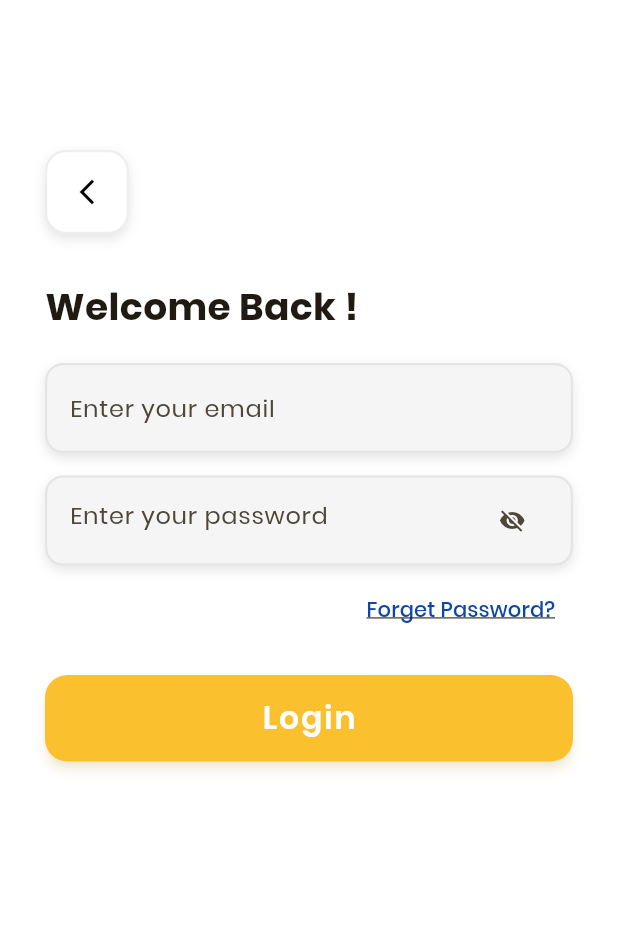
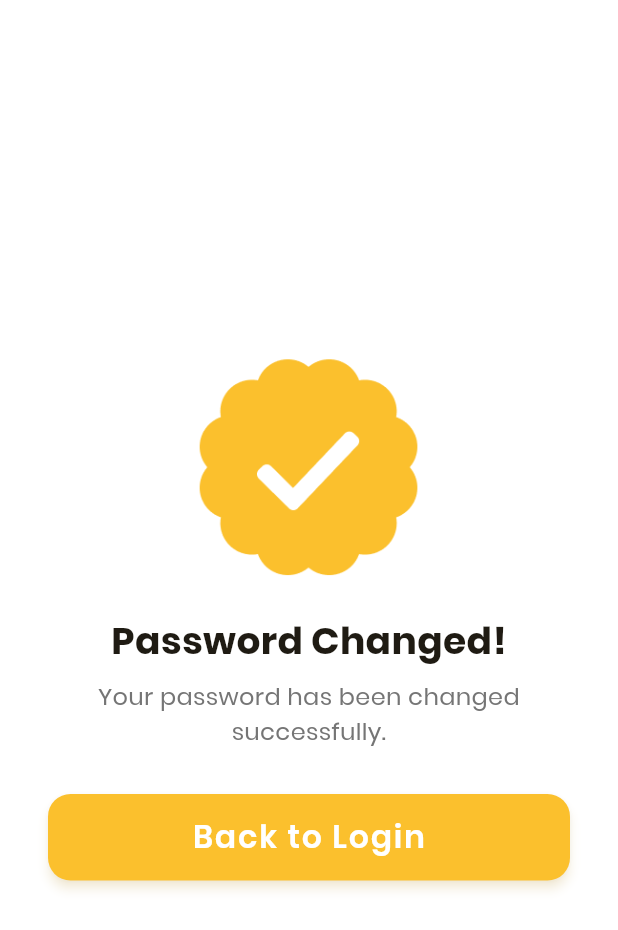
Before and after one commit to iamaymo/adati_mobile_app, a Flutter app: the LoginPage screen opened directly, after a tap on "Forget Password?", on a phone screen of 412 x 824 dp. Shown: the top 930 px of the screen. Run offline on Flutter 3.47's test engine with Material 3 defaults, Android fonts, the phone set to English and light mode, and no system bars.

Commit message:
finished login page

```diff
--- a/lib/pages/login_page.dart
+++ b/lib/pages/login_page.dart
@@ -3,6 +3,7 @@ import 'package:adati_mobile_app/components/my_button.dart';
 import 'package:adati_mobile_app/components/back_button.dart';
 import 'package:adati_mobile_app/components/h1_text.dart';
 import 'package:adati_mobile_app/components/my_textfield.dart';
+import 'package:adati_mobile_app/pages/password_changed_page.dart';
 import 'package:flutter/material.dart';
 
 class LoginPage extends StatefulWidget {
@@ -70,7 +71,14 @@ class _LoginPageState extends State<LoginPage> {
               Align(
                 alignment: Alignment.centerRight,
                 child: TextButton(
-                  onPressed: () {},
+                  onPressed: () {
+                    Navigator.push(
+                      context,
+                      MaterialPageRoute(
+                        builder: (context) => PasswordChangedPage(),
+                      ),
+                    );
+                  },
                   child: Text(
                     "Forget Password?",
                     style: TextStyle(
@@ -91,6 +99,35 @@ class _LoginPageState extends State<LoginPage> {
                 },
                 label: "Login",
               ),
+              SizedBox(height: 30),
+              Row(
+                mainAxisAlignment: MainAxisAlignment.center,
+                children: [
+                  Text(
+                    "Don't have an account? ",
+                    style: TextStyle(color: Colors.grey[800], fontSize: 16),
+                  ),
+                  TextButton(
+                    onPressed: () {
+                      // TODO: navigate to the registration page
+                    },
+                    style: ButtonStyle(
+                      padding: MaterialStateProperty.all(EdgeInsets.zero),
+                      minimumSize: MaterialStateProperty.all(Size(0, 0)),
+                      tapTargetSize: MaterialTapTargetSize.shrinkWrap,
+                      alignment: Alignment.centerLeft,
+                    ),
+                    child: Text(
+                      "Register Now",
+                      style: TextStyle(
+                        color: Colors.blue[900],
+                        decoration: TextDecoration.underline,
+                        fontSize: 16,
+                      ),
+                    ),
+                  ),
+                ],
+              ),
             ],
           ),
         ),
--- /dev/null
+++ b/lib/pages/password_changed_page.dart
@@ -0,0 +1,52 @@
+import 'package:adati_mobile_app/components/h1_text.dart';
+import 'package:flutter/material.dart';
+import '/components/my_button.dart';
+
+class PasswordChangedPage extends StatefulWidget {
+  const PasswordChangedPage({super.key});
+
+  @override
+  State<PasswordChangedPage> createState() => _PasswordChangedPageState();
+}
+
+class _PasswordChangedPageState extends State<PasswordChangedPage> {
+  @override
+  Widget build(BuildContext context) {
+    return Scaffold(
+      body: Center(
+        child: Padding(
+          padding: const EdgeInsets.symmetric(horizontal: 32.0),
+          child: Column(
+            mainAxisSize: MainAxisSize.min,
+            children: [
+              Image.asset(
+                "images/check.png",
+                height: MediaQuery.of(context).size.height * 0.18,
+                fit: BoxFit.contain,
+              ),
+              const SizedBox(height: 24),
+              H1Text(data: "Password Changed!"),
+              const SizedBox(height: 8),
+              Text(
+                "Your password has been changed\nsuccessfully.",
+                style: TextStyle(fontSize: 16, color: Colors.grey[600]),
+                textAlign: TextAlign.center,
+              ),
+              const SizedBox(height: 30),
+              SizedBox(
+                width: double.infinity,
+                child: MyButton(
+                  onPressed: () {
+                    // navigate back to login or pop
+                    Navigator.of(context).pop();
+                  },
+                  label: "Back to Login",
+                ),
+              ),
+            ],
+          ),
+        ),
+      ),
+    );
+  }
+}
```
Also changed, not shown: images/check.png (added).
